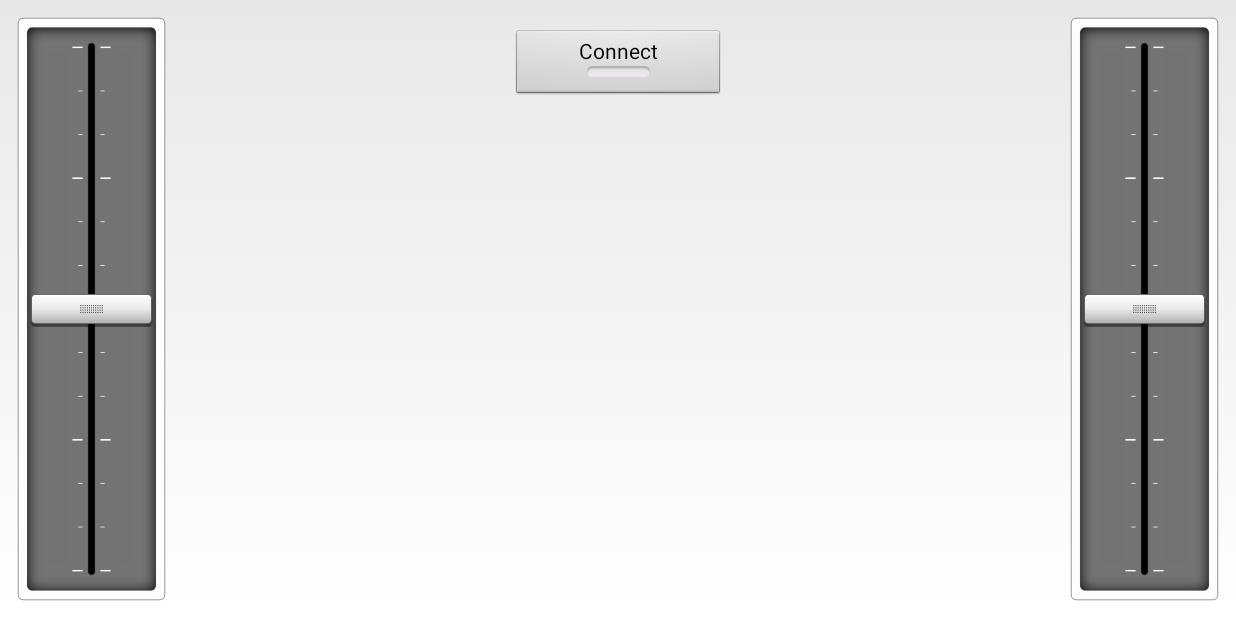
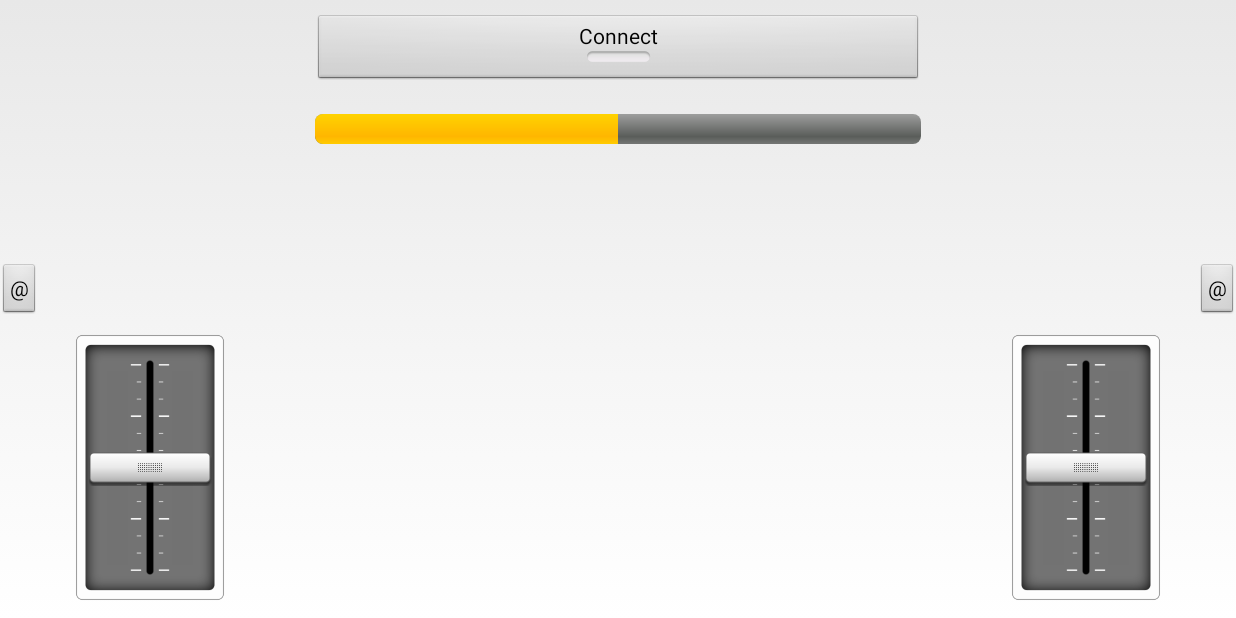
Before and after one commit to bundie1990/RoboRC, an Android app: the screen it shows after launch (MainActivity), on a phone screen of 824 x 412 dp (held sideways). Run offline under Robolectric (Android 15) with nearby library versions, the phone set to English and light mode, and no system bars.

Commit message:
Updates for version 2 (soon)
- UI Update
- Allow the rotation of the sliders
- Add delay before switching to full screen to allow the user to notice the change
- Battery progress bar (not active yet)

```diff
--- a/RoboRC_app/build.gradle
+++ b/RoboRC_app/build.gradle
@@ -6,7 +6,7 @@ android {
 
     defaultConfig {
         applicationId "net.fadvisor.roborc"
-        minSdkVersion 11
+        minSdkVersion 15
         targetSdkVersion 23
         versionCode 3
         versionName "1.5"
--- a/RoboRC_app/src/main/java/net/fadvisor/roborc/BluetoothService.java
+++ b/RoboRC_app/src/main/java/net/fadvisor/roborc/BluetoothService.java
@@ -444,7 +444,7 @@ public class BluetoothService {
                 public void run() {
                     // The range for each slider is 0 to 100, so it fits inside one byte [0 - 255]
                     // ASCII code for f is 102 which is outside the slider range, so it is used to indicate the start of a new pair
-                    String tmp = String.format("f%c%c", MainActivity.sb1.getProgress(), MainActivity.sb2.getProgress());
+                    String tmp = String.format("f%c%c", MainActivity.sbL.getProgress(), MainActivity.sbR.getProgress());
                     byte[] buffer = tmp.getBytes();
 
                     try {
--- a/RoboRC_app/src/main/java/net/fadvisor/roborc/MainActivity.java
+++ b/RoboRC_app/src/main/java/net/fadvisor/roborc/MainActivity.java
@@ -6,6 +6,7 @@
 package net.fadvisor.roborc;
 
 import android.animation.ValueAnimator;
+import android.annotation.SuppressLint;
 import android.annotation.TargetApi;
 import android.app.Activity;
 import android.bluetooth.BluetoothAdapter;
@@ -19,6 +20,7 @@ import android.os.Message;
 import android.view.View;
 import android.view.ViewTreeObserver;
 import android.widget.LinearLayout;
+import android.widget.GridLayout;
 import android.widget.Toast;
 import android.widget.ToggleButton;
 
@@ -39,8 +41,8 @@ public class MainActivity extends Activity {
     private static final int REQUEST_CONNECT_DEVICE = 1;
     private static final int REQUEST_ENABLE_BT = 2;
 
-    public static MySeekBar sb1;
-    public static MySeekBar sb2;
+    public static MySeekBar sbL;
+    public static MySeekBar sbR;
     private static ToggleButton btConnect;
 
     private final Handler mHandler = new Handler() {
@@ -86,10 +88,11 @@ public class MainActivity extends Activity {
         super.onCreate(savedInstanceState);
         myContext = getApplicationContext();
         setContentView(R.layout.activity_main);
-        final View rl2 = findViewById(R.id.rl2);
+        final View rl_L = findViewById(R.id.rl_L);
+        final View rl_R = findViewById(R.id.rl_R);
 
-        sb1 = (MySeekBar) findViewById(R.id.sb1);
-        sb2 = (MySeekBar) findViewById(R.id.sb2);
+        sbL = (MySeekBar) findViewById(R.id.sbL);
+        sbR = (MySeekBar) findViewById(R.id.sbR);
 
         btConnect = (ToggleButton) findViewById(R.id.btConnect);
 
@@ -103,44 +106,49 @@ public class MainActivity extends Activity {
             return;
         }
 
-        // When the layout rl2 is created rotate it and swap height and width values
-        rl2.getViewTreeObserver().addOnGlobalLayoutListener(new ViewTreeObserver.OnGlobalLayoutListener() {
+        GridLayout mainGrid = (GridLayout)findViewById(R.id.mainGrid);
+        mainGrid.getViewTreeObserver().addOnGlobalLayoutListener(new ViewTreeObserver.OnGlobalLayoutListener() {
             @SuppressWarnings("deprecation")
             @Override
             public void onGlobalLayout() {
-
-                int w = rl2.getWidth();
-                int h = rl2.getHeight();
-
-                LinearLayout.LayoutParams params = new LinearLayout.LayoutParams(h, w);
-                rl2.setLayoutParams(params);
-                if (android.os.Build.VERSION.SDK_INT >= 11) {
-                    rl2.setRotation(270.0f);
-                    rl2.setTranslationX((w - h) / 2);
-                    rl2.setTranslationY((h - w) / 2);
-                }
+                GridLayout mainGrid = (GridLayout) findViewById(R.id.mainGrid);
+                resizeMainGrid(mainGrid);
 
                 if (android.os.Build.VERSION.SDK_INT >= 16)
-                    rl2.getViewTreeObserver().removeOnGlobalLayoutListener(this);
+                    mainGrid.getViewTreeObserver().removeOnGlobalLayoutListener(this);
                 else
-                    rl2.getViewTreeObserver().removeGlobalOnLayoutListener(this);
+                    mainGrid.getViewTreeObserver().removeGlobalOnLayoutListener(this);
             }
         });
 
-        // Bring seekbars to front to make sure they won't be covered by Ads in devices with small screen
-        sb1.bringToFront();
-        sb2.bringToFront();
+        // Bring seekbars to front to make sure they won't be covered by other objects in devices with small screen
+        sbL.bringToFront();
+        sbR.bringToFront();
+
+        mContentView = this.getWindow().getDecorView();
+    }
+
+    public void resizeMainGrid (GridLayout mainGrid) {
+        LinearLayout centerLL;
+
+        int centerWidth = (int) (mainGrid.getWidth() - mainGrid.getChildAt(1).getWidth() - mainGrid.getChildAt(2).getWidth());
+        int centerHeight = (int) (mainGrid.getHeight() - mainGrid.getChildAt(1).getHeight());
+
+        // The first element in the xml file must be the central one with the connect button
+        centerLL = (LinearLayout) mainGrid.getChildAt(0);
+
+        centerLL.setMinimumWidth(centerWidth);
+        centerLL.setMinimumHeight(centerHeight);
     }
 
     public static void ResetSeekBar(final View v) {
         final MySeekBar tempsb;
-        if (v.getId() == R.id.sb1) {
-            tempsb = sb1;
+        if (v.getId() == R.id.sbL) {
+            tempsb = sbL;
+        } else {
+            tempsb = sbR;
+        }
 
-        } else {
-            tempsb = sb2;
-        }
-        if (Build.VERSION.SDK_INT >= 11) {
         ValueAnimator anim = ValueAnimator.ofInt(tempsb.getProgress(), 50);
         anim.setDuration(100);
         anim.addUpdateListener(new ValueAnimator.AnimatorUpdateListener() {
@@ -152,22 +160,18 @@ public class MainActivity extends Activity {
             }
         });
         anim.start();
-        } else {
-            tempsb.setProgress(50);
-        }
-
     }
 
     @Override
     public void onStart() {
         super.onStart();
         // If BT is not on, request that it be enabled.
-        if (!mBluetoothAdapter.isEnabled()) {
-            Intent enableIntent = new Intent(BluetoothAdapter.ACTION_REQUEST_ENABLE);
-            startActivityForResult(enableIntent, REQUEST_ENABLE_BT);
-        } else {
-            if (btService == null) btService = new BluetoothService(this, mHandler);
-        }
+//        if (!mBluetoothAdapter.isEnabled()) {
+//            Intent enableIntent = new Intent(BluetoothAdapter.ACTION_REQUEST_ENABLE);
+//            startActivityForResult(enableIntent, REQUEST_ENABLE_BT);
+//        } else {
+//            if (btService == null) btService = new BluetoothService(this, mHandler);
+//        }
     }
 
     public void btConnectClick(View v) {
@@ -180,6 +184,32 @@ public class MainActivity extends Activity {
         } else {
             btService.stop();
         }
+    }
+
+    public void btnRotate_Click(View v) {
+        final MySeekBar tempsb;
+        if (v.getId() == R.id.btnRotateL) {
+            tempsb = sbL;
+        } else {
+            tempsb = sbR;
+        }
+
+        final float fOldRotation = tempsb.getRotation();
+        float fNewRotation = 360;
+        if (fOldRotation == 360)
+            fNewRotation = 270;
+
+        ValueAnimator anim = ValueAnimator.ofFloat(fOldRotation, fNewRotation);
+        anim.setDuration(200);
+        anim.addUpdateListener(new ValueAnimator.AnimatorUpdateListener() {
+            @TargetApi(Build.VERSION_CODES.HONEYCOMB)
+            @Override
+            public void onAnimationUpdate(ValueAnimator animation) {
+                float animProgress = (float) animation.getAnimatedValue();
+                tempsb.setRotation(animProgress);
+            }
+        });
+        anim.start();
     }
 
     public void onActivityResult(int requestCode, int resultCode, Intent data) {
@@ -215,7 +245,10 @@ public class MainActivity extends Activity {
     public synchronized void onResume() {
         super.onResume();
 
-        FullscreenUI();
+        // Trigger the initial hide() shortly after the activity has been
+        // created, to briefly hint to the user that UI controls
+        // are available.
+        delayedFullscreenUI(300);
 
         // Performing this check in onResume() covers the case in which BT was
         // not enabled during onStart(), so we were paused to enable it...
@@ -235,26 +268,36 @@ public class MainActivity extends Activity {
         if (btService != null) btService.stop();
     }
 
-    public void FullscreenUI() {
-        int newUiOptions = 0;
+    /**
+     * Some older devices needs a small delay between UI widget updates
+     * and a change of the status and navigation bar.
+     */
+    private final Handler mHideHandler = new Handler();
+    private View mContentView;
+    private final Runnable mHidePart2Runnable = new Runnable() {
+        @SuppressLint("InlinedApi")
+        @Override
+        public void run() {
+            // Delayed removal of status and navigation bar
 
-        // Navigation bar hiding:  Backwards compatible to ICS.
-        if (Build.VERSION.SDK_INT >= 14) {
-            newUiOptions ^= View.SYSTEM_UI_FLAG_HIDE_NAVIGATION;
+            // Note that some of these constants are new as of API 16 (Jelly Bean)
+            // and API 19 (KitKat). It is safe to use them, as they are inlined
+            // at compile-time and do nothing on earlier devices.
+            mContentView.setSystemUiVisibility(View.SYSTEM_UI_FLAG_LOW_PROFILE
+                    | View.SYSTEM_UI_FLAG_FULLSCREEN
+                    | View.SYSTEM_UI_FLAG_LAYOUT_STABLE
+                    | View.SYSTEM_UI_FLAG_IMMERSIVE_STICKY
+                    | View.SYSTEM_UI_FLAG_LAYOUT_HIDE_NAVIGATION
+                    | View.SYSTEM_UI_FLAG_HIDE_NAVIGATION);
         }
+    };
 
-        // Status bar hiding: Backwards compatible to Jellybean
-        if (Build.VERSION.SDK_INT >= 16) {
-            newUiOptions ^= View.SYSTEM_UI_FLAG_FULLSCREEN;
-        }
-
-        // Immersive mode: Backward compatible to KitKat.
-        if (Build.VERSION.SDK_INT >= 19) {
-            newUiOptions ^= View.SYSTEM_UI_FLAG_IMMERSIVE_STICKY;
-        }
-
-        if (Build.VERSION.SDK_INT >= 11) {
-            this.getWindow().getDecorView().setSystemUiVisibility(newUiOptions);
+    /**
+     * Schedules a call to hide() in [delay] milliseconds, canceling any
+     * previously scheduled calls.
+     */
+    private void delayedFullscreenUI(int delayMillis) {
+        mHideHandler.removeCallbacks(mHidePart2Runnable);
+        mHideHandler.postDelayed(mHidePart2Runnable, delayMillis);
     }
 }
-}
--- a/RoboRC_app/src/main/res/layout/activity_main.xml
+++ b/RoboRC_app/src/main/res/layout/activity_main.xml
@@ -1,60 +1,113 @@
-<RelativeLayout xmlns:android="http://schemas.android.com/apk/res/android"
+<GridLayout xmlns:android="http://schemas.android.com/apk/res/android"
     xmlns:tools="http://schemas.android.com/tools"
     xmlns:ads="http://schemas.android.com/apk/res-auto"
     android:layout_width="match_parent"
     android:layout_height="match_parent"
-    tools:context=".MainActivity">
+    tools:context=".MainActivity"
+    android:columnCount="3"
+    android:rowCount="2"
+    android:id="@+id/mainGrid"
+    android:rowOrderPreserved="true"
+    android:useDefaultMargins="false">
+
+    <LinearLayout
+        android:orientation="vertical"
+        android:layout_width="wrap_content"
+        android:layout_height="wrap_content"
+        android:layout_row="0"
+        android:layout_column="1">
 
         <ToggleButton
-        android:layout_width="140dp"
+            android:layout_width="match_parent"
             android:layout_height="wrap_content"
             android:id="@+id/btConnect"
             android:onClick="btConnectClick"
             android:textOff="@string/btConnectOff"
             android:textOn="@string/btConnectOn"
-        android:layout_gravity="center_horizontal"
-        android:layout_alignParentTop="true"
-        android:layout_centerHorizontal="true"
-        android:layout_marginTop="20dp" />
+            android:layout_gravity="center"
+            android:layout_margin="10dp" />
 
-    <LinearLayout
+        <ProgressBar
+            style="?android:attr/progressBarStyleHorizontal"
             android:layout_width="match_parent"
-        android:layout_height="match_parent">
+            android:layout_height="wrap_content"
+            android:id="@+id/pbBatteryLevel"
+            android:layout_gravity="center"
+            android:max="100"
+            android:progress="50"
+            android:layout_margin="10dp" />
+    </LinearLayout>
 
-        <RelativeLayout
-            android:id="@+id/rl2"
-            android:layout_width="match_parent"
-            android:layout_height="match_parent">
+    <FrameLayout
+        android:id="@+id/rl_R"
+        android:layout_width="200dp"
+        android:layout_height="200dp"
+        android:layout_row="1"
+        android:layout_column="2"
+        android:layout_gravity="bottom|end">
 
         <net.fadvisor.roborc.MySeekBar
-                android:id="@+id/sb1"
-                android:layout_width="fill_parent"
+            android:id="@+id/sbR"
+            android:layout_width="match_parent"
             android:layout_height="wrap_content"
-                android:layout_alignParentTop="true"
             android:progress="50"
             android:thumb="@drawable/seek_thumb"
             android:background="@drawable/seek_back_dark"
             android:progressDrawable="@android:color/transparent"
-                android:layout_margin="10dp"
+            android:paddingTop="10dp"
             android:paddingBottom="10dp"
+            android:paddingLeft="20dp"
             android:paddingRight="20dp"
-                android:paddingTop="10dp"
-                android:paddingLeft="20dp" />
+            android:rotation="270"
+            android:layout_gravity="center"
+            android:layout_margin="10dp" />
+    </FrameLayout>
+
+    <FrameLayout
+        android:id="@+id/rl_L"
+        android:layout_width="200dp"
+        android:layout_height="200dp"
+        android:layout_row="1"
+        android:layout_column="0"
+        android:layout_gravity="bottom|start">
 
         <net.fadvisor.roborc.MySeekBar
-                android:id="@+id/sb2"
-                android:layout_width="fill_parent"
+            android:id="@+id/sbL"
+            android:layout_width="match_parent"
             android:layout_height="wrap_content"
-                android:layout_alignParentBottom="true"
             android:progress="50"
             android:thumb="@drawable/seek_thumb"
             android:background="@drawable/seek_back_dark"
             android:progressDrawable="@android:color/transparent"
-                android:layout_margin="10dp"
+            android:paddingBottom="10dp"
+            android:paddingRight="20dp"
             android:paddingTop="10dp"
-                android:paddingBottom="10dp"
             android:paddingLeft="20dp"
-                android:paddingRight="20dp" />
-        </RelativeLayout>
-    </LinearLayout>
-</RelativeLayout>
+            android:rotation="270"
+            android:layout_gravity="center"
+            android:layout_margin="10dp" />
+    </FrameLayout>
+
+    <Button
+        style="?android:attr/buttonStyleSmall"
+        android:layout_width="wrap_content"
+        android:layout_height="wrap_content"
+        android:text="\@"
+        android:id="@+id/btnRotateR"
+        android:layout_row="0"
+        android:layout_column="2"
+        android:layout_gravity="bottom|end"
+        android:onClick="btnRotate_Click" />
+
+    <Button
+        style="?android:attr/buttonStyleSmall"
+        android:layout_width="wrap_content"
+        android:layout_height="wrap_content"
+        android:text="\@"
+        android:id="@+id/btnRotateL"
+        android:layout_row="0"
+        android:layout_column="0"
+        android:layout_gravity="bottom|start"
+        android:onClick="btnRotate_Click" />
+
+</GridLayout>
--- a/RoboRC_app/src/main/res/values/styles.xml
+++ b/RoboRC_app/src/main/res/values/styles.xml
@@ -1,7 +1,7 @@
 <resources>
 
     <!-- Base application theme. -->
-    <style name="AppTheme" parent="@android:style/Theme.Light.NoTitleBar.Fullscreen">
+    <style name="AppTheme" parent="@android:style/Theme.Light.NoTitleBar">
         <!-- Customize your theme here. -->
     </style>
 
```
Lines whose indentation alone changed are shown as unchanged.
